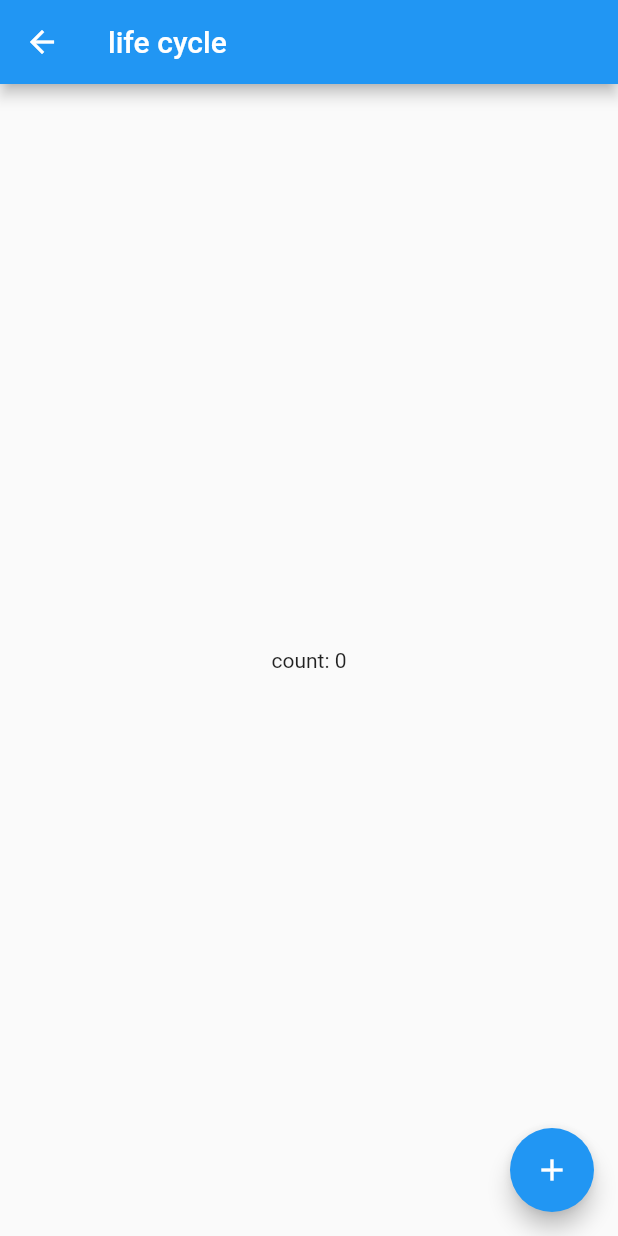
After one commit to liufeihe/play_flutter, a Flutter app: the screen it shows after launch, after a tap on "lifeCylce", on a phone screen of 412 x 824 dp. The commit adds this screen. Run offline on Flutter 3.47's test engine with Material 2 defaults, Android fonts, the phone set to English and light mode, and no system bars; missing offline and left inert: flutter_lottie.

Commit message:
add life cycle

```diff
--- a/lib/main.dart
+++ b/lib/main.dart
@@ -1,5 +1,6 @@
 import 'package:flutter/material.dart';
 import 'package:play_flutter/views/other/animation.dart';
+import 'package:play_flutter/views/other/lifeCycle.dart';
 import 'package:play_flutter/views/user/home.dart';
 
 void main() => runApp(MyApp());
@@ -26,6 +27,7 @@ class MyApp extends StatelessWidget {
       routes: {
         // '/': (context)=>Home(),
         '/animation':(context)=>JsonAnimation(),
+        '/lifeCycle': (context)=>LifeCycle(),
       },
     );
   }
--- a/lib/utils/log.dart
+++ b/lib/utils/log.dart
@@ -1,3 +1,7 @@
+class LogLevel {
+  static const String Debug = 'debug';
+}
+
 class LogUtils {
   static void printStr(level, module, str) {
     print('[$level],[$module], $str');
--- /dev/null
+++ b/lib/views/other/lifeCycle.dart
@@ -0,0 +1,79 @@
+import 'package:flutter/material.dart';
+import 'package:play_flutter/utils/log.dart';
+
+const String _module = 'lifeCycle';
+
+class LifeCycle extends StatefulWidget {
+  @override
+  State<StatefulWidget> createState() {
+    return _LifeCycleState();
+  }
+}
+
+class _LifeCycleState extends State<LifeCycle> {
+  int _count = 0;
+
+  void _addCount(){
+    _count++;
+    if (mounted) {
+      setState(() {
+        _count = _count;
+      });
+    }
+  }
+
+  @override
+  void initState() {
+    super.initState();
+     LogUtils.printStr(LogLevel.Debug, _module, 'initState');
+  }
+
+  @override
+  void didChangeDependencies() {
+    super.didChangeDependencies();
+     LogUtils.printStr(LogLevel.Debug, _module, 'didChangeDependencies');
+  }
+
+  @override
+  void didUpdateWidget(LifeCycle oldWidget) {
+    super.didUpdateWidget(oldWidget);
+    LogUtils.printStr(LogLevel.Debug, _module, 'didUpdateWidget');
+  }
+
+  @override
+  void deactivate() {
+    super.deactivate();
+    LogUtils.printStr(LogLevel.Debug, _module, 'deactivate');
+  }
+
+  @override
+  void dispose() {
+    super.dispose();
+    LogUtils.printStr(LogLevel.Debug, _module, 'dispose');
+  }
+
+  @override
+  void reassemble() {
+    super.reassemble();
+    LogUtils.printStr(LogLevel.Debug, _module, 'reassemble');
+  }
+
+  @override
+  Widget build(BuildContext context) {
+    LogUtils.printStr(LogLevel.Debug, _module, 'build');
+    return Scaffold(
+      appBar: AppBar(
+        title: Text('life cycle'),
+      ),
+      body: Center(
+        child: Text('count: $_count'),
+      ),
+      floatingActionButton: FloatingActionButton(
+        child: Icon(Icons.add),
+        onPressed: (){
+          _addCount();
+        },
+      ),
+    );
+  }
+}
--- a/lib/views/user/home.dart
+++ b/lib/views/user/home.dart
@@ -23,6 +23,12 @@ class _HomeState extends State<Home>{
               },
               child: Text('animation'),
             ),
+            GestureDetector(
+              onTap: (){
+                Navigator.pushNamed(context, '/lifeCycle');
+              },
+              child: Text('lifeCylce'),
+            ),
           ],
         ),
       ),
```
